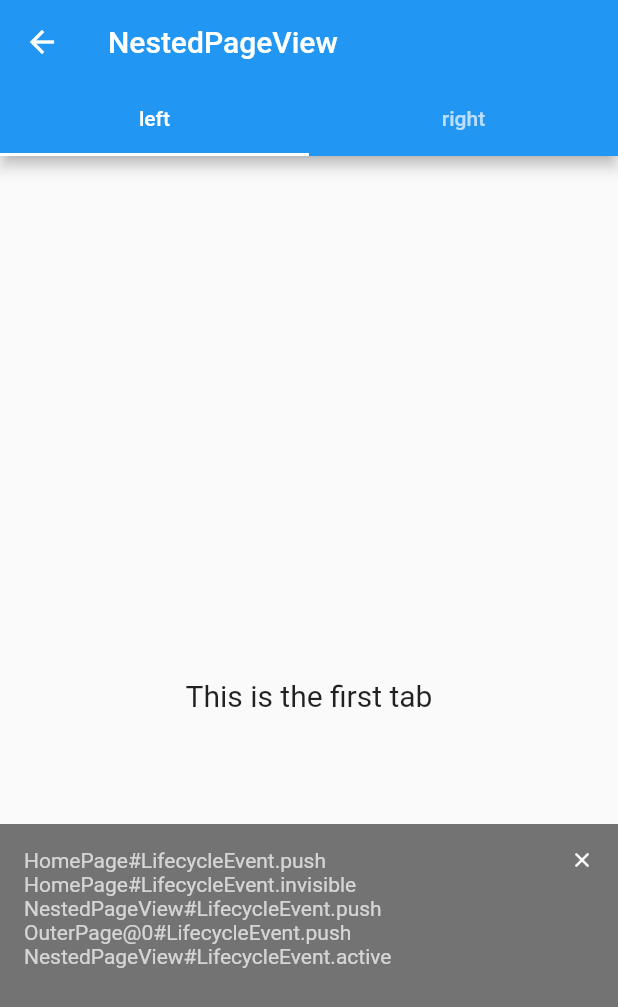
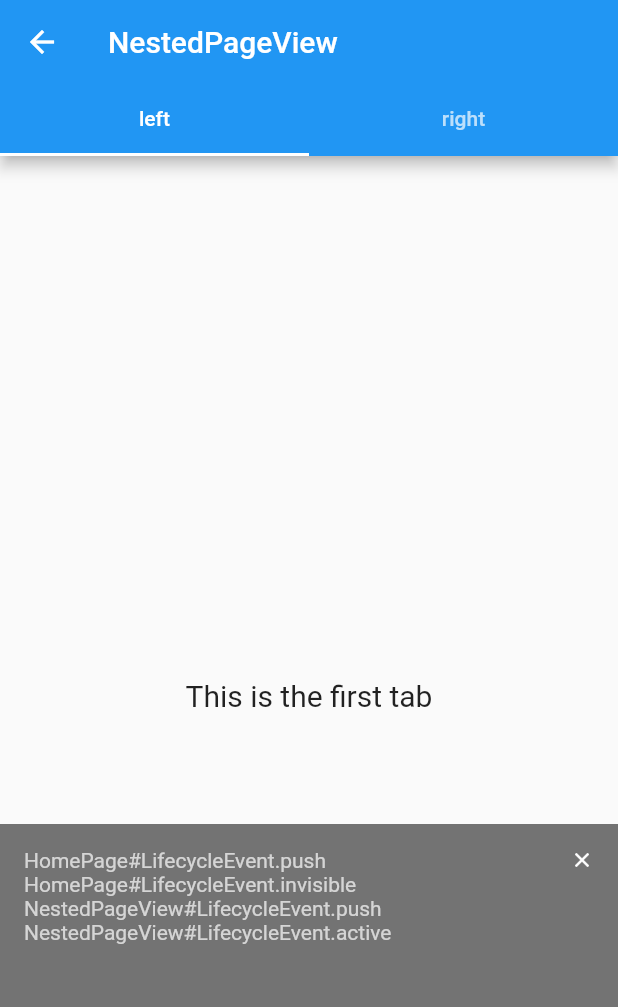
Before and after one commit to chenenyu/lifecycle, a Flutter app: the NestedPageView screen opened by its route, on a phone screen of 412 x 824 dp. Shown: the top 1007 px of the screen. Run offline on Flutter 3.47's test engine with Material 2 defaults, Android fonts, the phone set to English and light mode, and no system bars.

Commit message:
release 0.0.3

```diff
--- a/example/lib/nested_pageview.dart
+++ b/example/lib/nested_pageview.dart
@@ -50,17 +50,10 @@ class _NestedPageViewState extends State<NestedPageView> with SingleTickerProvid
         child: TabBarView(
           controller: _tabController,
           children: <Widget>[
-            ChildPageLifecycleWrapper(
-              index: 0,
-              wantKeepAlive: true,
-              onLifecycleEvent: (event) {
-                log.add('OuterPage@0#${event.toString()}');
-              },
-              child: Center(
-                child: Text(
-                  'This is the first tab',
-                  style: const TextStyle(fontSize: 20),
-                ),
+            Center(
+              child: Text(
+                'This is the first tab',
+                style: const TextStyle(fontSize: 20),
               ),
             ),
             ChildPageLifecycleWrapper(
--- a/pubspec.yaml
+++ b/pubspec.yaml
@@ -1,6 +1,6 @@
 name: lifecycle
 description: Lifecycle support for Flutter widgets.
-version: 0.0.2
+version: 0.0.3
 homepage: https://github.com/chenenyu/lifecycle
 publish_to: https://pub.dev
 
```
Also changed, not shown: 2 other files.
